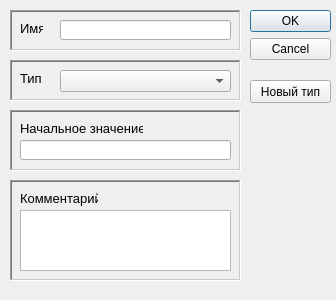
Above: qvariableeditor.ui from graf-abolmasov/PGraph before the change. Below: the same form after it.
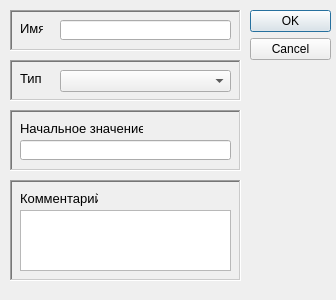
That is the form after the change. Icons and pictures are not drawn.

The edit to the form file:
```diff
--- a/qvariableeditor.ui
+++ b/qvariableeditor.ui
@@ -33,19 +33,6 @@
     <set>QDialogButtonBox::Cancel|QDialogButtonBox::Ok</set>
    </property>
   </widget>
-  <widget class="QPushButton" name="pushButton">
-   <property name="geometry">
-    <rect>
-     <x>250</x>
-     <y>80</y>
-     <width>81</width>
-     <height>23</height>
-    </rect>
-   </property>
-   <property name="text">
-    <string>Новый тип</string>
-   </property>
-  </widget>
   <widget class="QFrame" name="frame">
    <property name="geometry">
     <rect>
```
